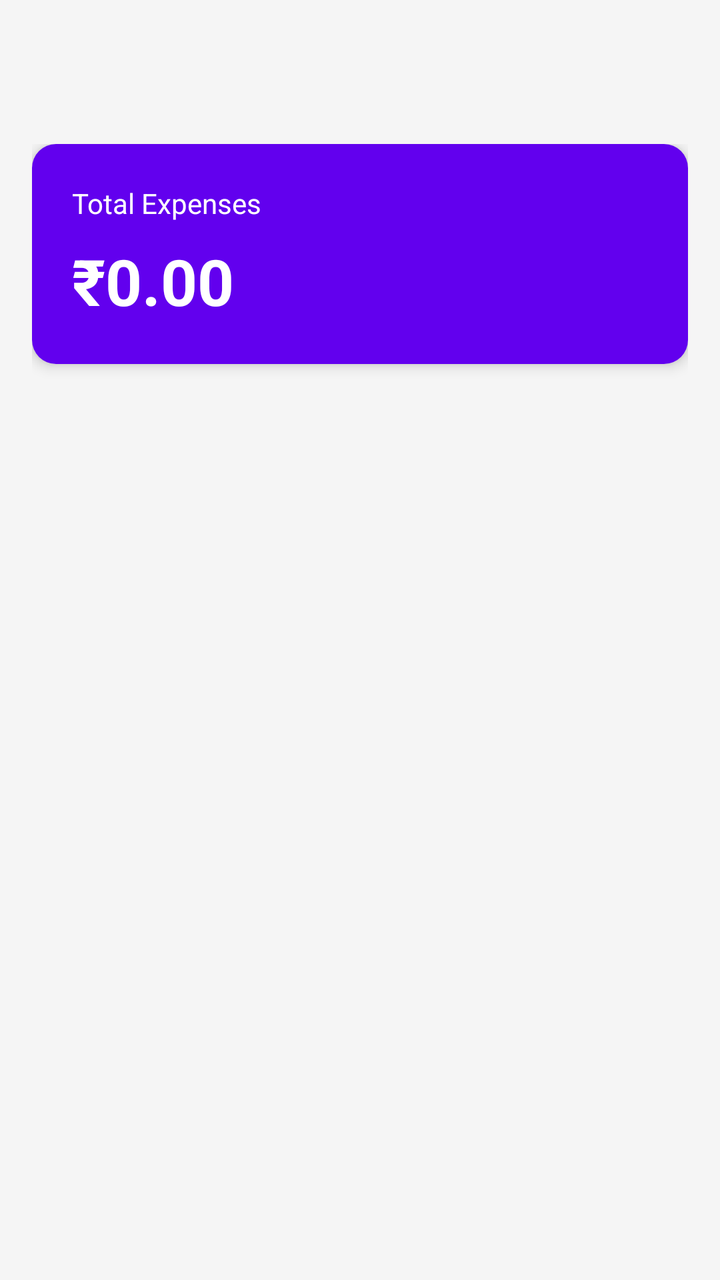
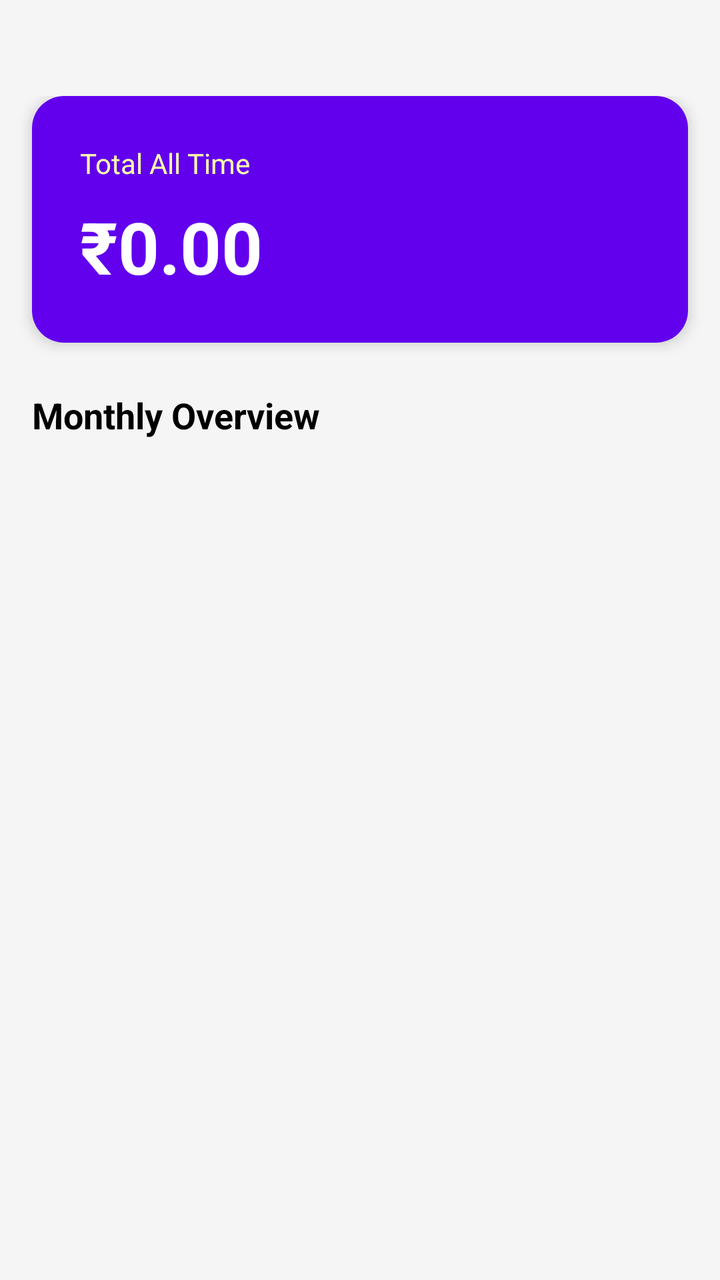

The first picture is an Android layout as it rendered before a commit; the second is the same layout after the commit. The layout source and the unified diff follow.
<!-- AndroidManifest.xml: application theme Theme.ExpenseTracker -->
<!-- res/layout/fragment_home.xml -->
<?xml version="1.0" encoding="utf-8"?>
<LinearLayout xmlns:android="http://schemas.android.com/apk/res/android"
    android:layout_width="match_parent"
    android:layout_height="match_parent"
    android:orientation="vertical"
    android:background="@color/background"
    android:paddingTop="72dp"
    android:paddingLeft="16dp"
    android:paddingRight="16dp"
    android:paddingBottom="16dp">

    <androidx.cardview.widget.CardView
        android:layout_width="match_parent"
        android:layout_height="wrap_content"
        android:layout_marginBottom="16dp"
        app:cardCornerRadius="12dp"
        app:cardElevation="4dp"
        xmlns:app="http://schemas.android.com/apk/res-auto">

        <LinearLayout
            android:layout_width="match_parent"
            android:layout_height="wrap_content"
            android:orientation="vertical"
            android:padding="20dp"
            android:background="@color/primary">

            <TextView
                android:layout_width="wrap_content"
                android:layout_height="wrap_content"
                android:text="@string/total_expenses"
                android:textColor="@color/white"
                android:textSize="14sp"/>

            <TextView
                android:id="@+id/tv_total_amount"
                android:layout_width="wrap_content"
                android:layout_height="wrap_content"
                android:text="₹0.00"
                android:textColor="@color/white"
                android:textSize="32sp"
                android:textStyle="bold"
                android:layout_marginTop="8dp"/>

        </LinearLayout>

    </androidx.cardview.widget.CardView>

    <TextView
        android:id="@+id/tv_no_expenses"
        android:layout_width="match_parent"
        android:layout_height="wrap_content"
        android:text="@string/no_expenses"
        android:textColor="@color/gray"
        android:textSize="16sp"
        android:gravity="center"
        android:layout_marginTop="32dp"
        android:visibility="gone"/>

    <androidx.recyclerview.widget.RecyclerView
        android:id="@+id/recycler_view"
        android:layout_width="match_parent"
        android:layout_height="match_parent"/>

</LinearLayout>
<!-- resources referenced by this layout -->
<resources>
  <color name="background">#F5F5F5</color>
  <color name="gray">#757575</color>
  <color name="primary">#6200EE</color>
  <color name="white">#FFFFFF</color>
  <string name="no_expenses">No expenses yet</string>
  <string name="total_expenses">Total Expenses</string>
  <style name="Theme.ExpenseTracker" parent="Base.Theme.ExpenseTracker" />
  <style name="Base.Theme.ExpenseTracker" parent="Theme.Material3.DayNight.NoActionBar">
          <item name="android:statusBarColor">#000000</item>
          <item name="android:windowLightStatusBar">false</item>
          <item name="android:enforceStatusBarContrast">false</item>
      </style>
</resources>

<!-- the commit's change to res/layout/fragment_home.xml (unified diff, before → after) -->
@@ -1,64 +1,75 @@
 <?xml version="1.0" encoding="utf-8"?>
-<LinearLayout xmlns:android="http://schemas.android.com/apk/res/android"
+<ScrollView xmlns:android="http://schemas.android.com/apk/res/android"
     android:layout_width="match_parent"
     android:layout_height="match_parent"
-    android:orientation="vertical"
-    android:background="@color/background"
-    android:paddingTop="72dp"
-    android:paddingLeft="16dp"
-    android:paddingRight="16dp"
-    android:paddingBottom="16dp">
+    android:background="@color/background">
 
-    <androidx.cardview.widget.CardView
+    <LinearLayout
         android:layout_width="match_parent"
         android:layout_height="wrap_content"
-        android:layout_marginBottom="16dp"
-        app:cardCornerRadius="12dp"
-        app:cardElevation="4dp"
-        xmlns:app="http://schemas.android.com/apk/res-auto">
+        android:orientation="vertical"
+        android:paddingTop="48dp"
+        android:paddingBottom="32dp">
 
+        
+        <androidx.cardview.widget.CardView
+            android:layout_width="match_parent"
+            android:layout_height="wrap_content"
+            android:layout_marginLeft="16dp"
+            android:layout_marginRight="16dp"
+            android:layout_marginBottom="24dp"
+            app:cardCornerRadius="16dp"
+            app:cardElevation="4dp"
+            xmlns:app="http://schemas.android.com/apk/res-auto">
+
+            <LinearLayout
+                android:layout_width="match_parent"
+                android:layout_height="wrap_content"
+                android:orientation="vertical"
+                android:padding="24dp"
+                android:background="@color/primary">
+
+                <TextView
+                    android:layout_width="wrap_content"
+                    android:layout_height="wrap_content"
+                    android:text="Total All Time"
+                    android:textColor="#FFFFFFAA"
+                    android:textSize="14sp"/>
+
+                <TextView
+                    android:id="@+id/tv_total_amount"
+                    android:layout_width="wrap_content"
+                    android:layout_height="wrap_content"
+                    android:text="₹0.00"
+                    android:textColor="@color/white"
+                    android:textSize="36sp"
+                    android:textStyle="bold"
+                    android:layout_marginTop="8dp"/>
+
+            </LinearLayout>
+
+        </androidx.cardview.widget.CardView>
+
+        
+        <TextView
+            android:layout_width="wrap_content"
+            android:layout_height="wrap_content"
+            android:text="Monthly Overview"
+            android:textSize="18sp"
+            android:textStyle="bold"
+            android:textColor="@color/black"
+            android:paddingLeft="16dp"
+            android:layout_marginBottom="12dp"/>
+
+        
         <LinearLayout
+            android:id="@+id/months_container"
             android:layout_width="match_parent"
             android:layout_height="wrap_content"
             android:orientation="vertical"
-            android:padding="20dp"
-            android:background="@color/primary">
+            android:paddingLeft="16dp"
+            android:paddingRight="16dp"/>
 
-            <TextView
-                android:layout_width="wrap_content"
-                android:layout_height="wrap_content"
-                android:text="@string/total_expenses"
-                android:textColor="@color/white"
-                android:textSize="14sp"/>
+    </LinearLayout>
 
-            <TextView
-                android:id="@+id/tv_total_amount"
-                android:layout_width="wrap_content"
-                android:layout_height="wrap_content"
-                android:text="₹0.00"
-                android:textColor="@color/white"
-                android:textSize="32sp"
-                android:textStyle="bold"
-                android:layout_marginTop="8dp"/>
-
-        </LinearLayout>
-
-    </androidx.cardview.widget.CardView>
-
-    <TextView
-        android:id="@+id/tv_no_expenses"
-        android:layout_width="match_parent"
-        android:layout_height="wrap_content"
-        android:text="@string/no_expenses"
-        android:textColor="@color/gray"
-        android:textSize="16sp"
-        android:gravity="center"
-        android:layout_marginTop="32dp"
-        android:visibility="gone"/>
-
-    <androidx.recyclerview.widget.RecyclerView
-        android:id="@+id/recycler_view"
-        android:layout_width="match_parent"
-        android:layout_height="match_parent"/>
-
-</LinearLayout>
+</ScrollView>
<!-- resource entries referenced after the edit -->
@@ -1,11 +1,9 @@
 <!-- resources referenced by this layout -->
 <resources>
   <color name="background">#F5F5F5</color>
-  <color name="gray">#757575</color>
+  <color name="black">#000000</color>
   <color name="primary">#6200EE</color>
   <color name="white">#FFFFFF</color>
-  <string name="no_expenses">No expenses yet</string>
-  <string name="total_expenses">Total Expenses</string>
   <style name="Theme.ExpenseTracker" parent="Base.Theme.ExpenseTracker" />
   <style name="Base.Theme.ExpenseTracker" parent="Theme.Material3.DayNight.NoActionBar">
           <item name="android:statusBarColor">#000000</item>
